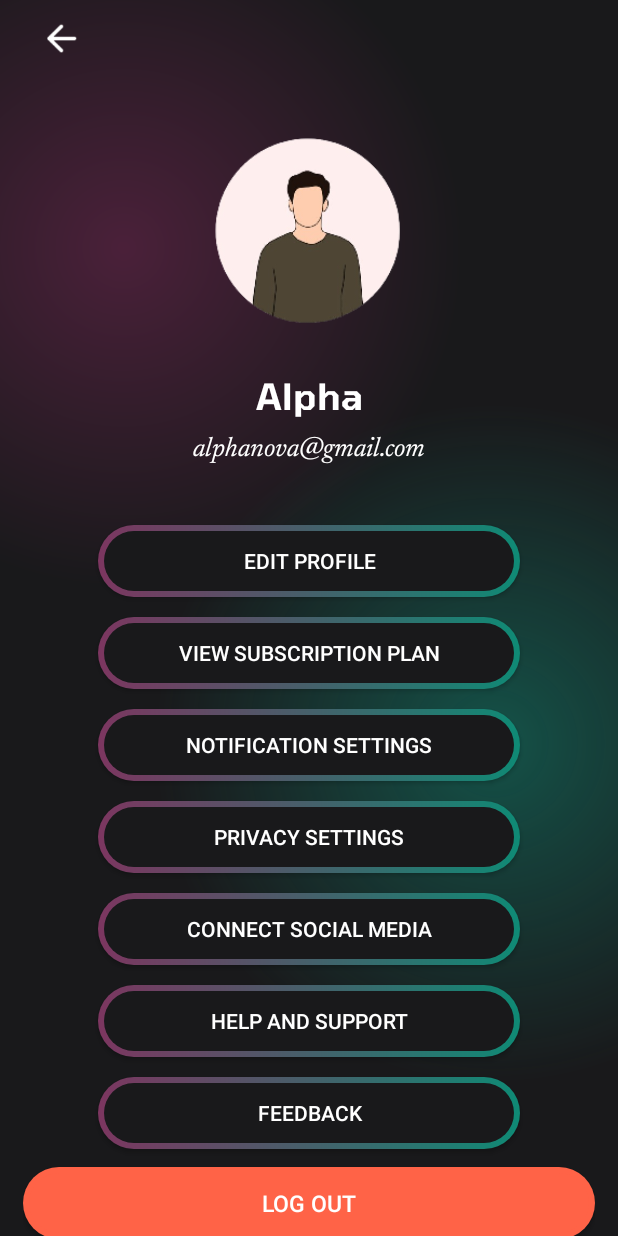
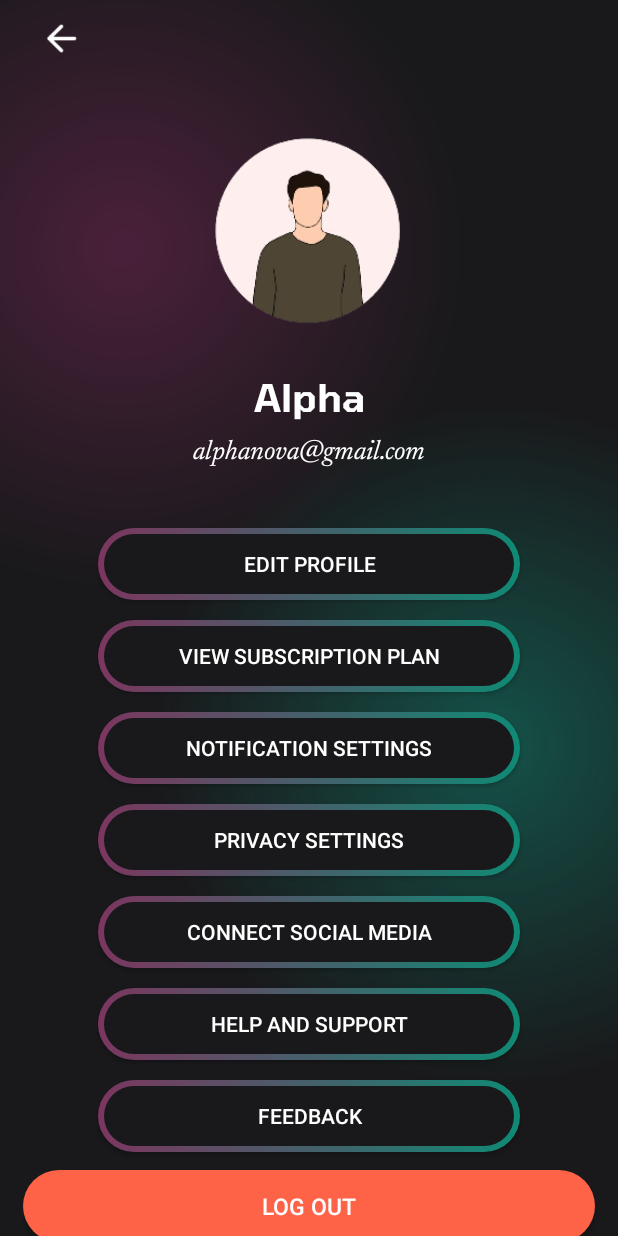
Before and after one commit to Alphaiii3/Life-under-Water, an Android app: the pro screen opened directly, with no data from a screen before it, on a phone screen of 412 x 824 dp. Run offline under Robolectric (Android 15) with nearby library versions, the phone set to English and light mode, and no system bars.

Commit message:
Üpdate user profile interface settings

```diff
--- a/app/src/main/res/layout/activity_pro.xml
+++ b/app/src/main/res/layout/activity_pro.xml
@@ -65,7 +65,7 @@
                 android:fontFamily="@font/we1"
                 android:text="Alpha"
                 android:textColor="@color/white"
-                android:textSize="24sp"
+                android:textSize="25sp"
                 android:textStyle="bold"
                 app:layout_constraintBottom_toTopOf="@+id/email"
                 app:layout_constraintEnd_toEndOf="parent"
```
